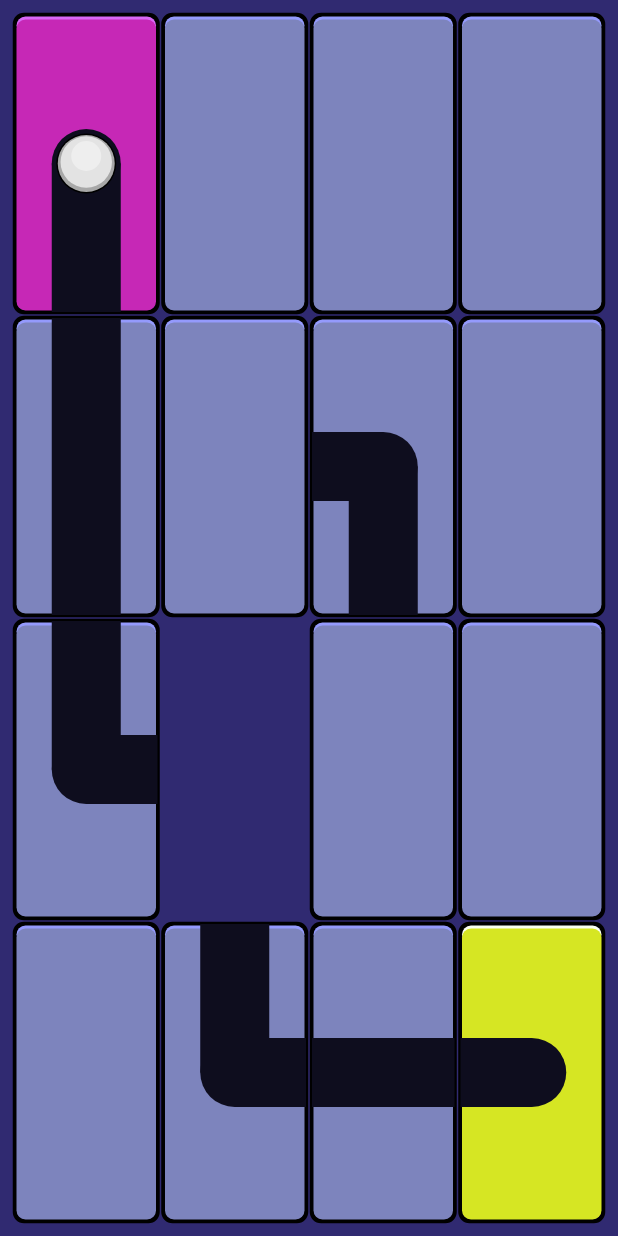
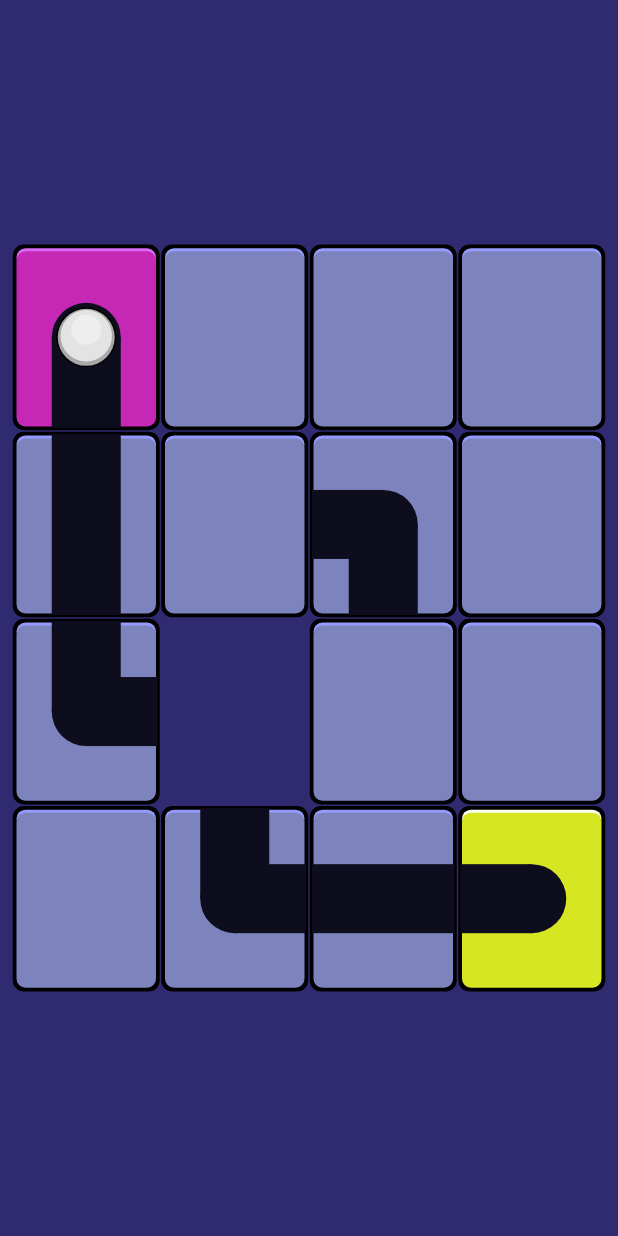
Before and after one commit to pandora-house/puzzle-game, a Flutter app: the screen it shows after launch, on a phone screen of 412 x 824 dp. Run offline on Flutter 3.47's test engine with Material 2 defaults, Android fonts, the phone set to English and light mode, and no system bars.

Commit message:
add mobile view

```diff
--- a/lib/puzzle_page.dart
+++ b/lib/puzzle_page.dart
@@ -1,4 +1,5 @@
 import 'package:flutter/material.dart';
+import 'package:flutter/foundation.dart' show kIsWeb;
 
 import 'widgets/ball_animated_widget.dart';
 import 'widgets/box_animated_widget.dart';
@@ -11,10 +12,45 @@ class PuzzlePage extends StatelessWidget {
 
   @override
   Widget build(BuildContext context) {
-    final size = MediaQuery.of(context).size;
-    return Scaffold(
-        body: Padding(
-      padding: const EdgeInsets.all(padding),
+    Size size = MediaQuery.of(context).size;
+    if (!kIsWeb) {
+      if (size.width > size.height) {
+        final diff = size.width - size.height;
+        final width = size.height + diff / 4;
+        size = Size(width, size.height);
+        return Scaffold(
+          body: Center(
+              child: SizedBox(
+                  width: width,
+                  height: size.height,
+                  child: _PuzzleView(size: size))),
+        );
+      } else {
+        final diff = size.height - size.width;
+        final height = size.width + diff / 4;
+        size = Size(size.width, height);
+        return Scaffold(
+          body: Center(
+              child: SizedBox(
+                  width: size.width,
+                  height: height,
+                  child: _PuzzleView(size: size))),
+        );
+      }
+    } else {
+      return Scaffold(body: _PuzzleView(size: size));
+    }
+  }
+}
+
+class _PuzzleView extends StatelessWidget {
+  const _PuzzleView({Key? key, required this.size}) : super(key: key);
+  final Size size;
+
+  @override
+  Widget build(BuildContext context) {
+    return Padding(
+      padding: const EdgeInsets.all(PuzzlePage.padding),
       child: Stack(
         children: [
           BoxAnimatedWidget(
@@ -82,6 +118,6 @@ class PuzzlePage extends StatelessWidget {
           ),
         ],
       ),
-    ));
+    );
   }
 }
```
